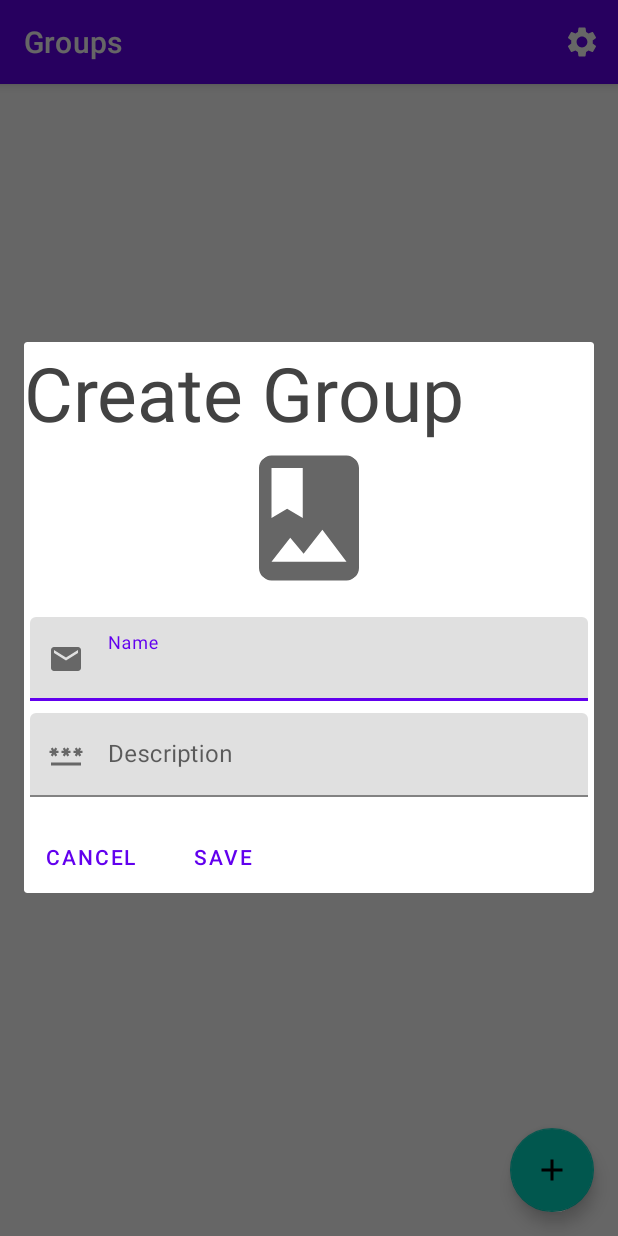
After one commit to AlanDSilva/android-chats, an Android app: the fragment NewGroupDialogFragment placed in its activity, on a phone screen of 412 x 824 dp. The commit adds this screen. Run offline under Robolectric (Android 15) with nearby library versions, the light colour scheme and no system bars; our stand-ins replace Firebase (no records; nobody signed in at launch, a user with empty details on screens opened directly), navigation-ui; pictures from the network do not load.

Commit message:
can create group

```diff
--- a/app/build.gradle
+++ b/app/build.gradle
@@ -3,6 +3,7 @@ plugins {
     id 'kotlin-android'
     id 'com.google.gms.google-services'
     id 'androidx.navigation.safeargs.kotlin'
+    id 'kotlin-kapt'
 }
 
 android {
@@ -64,4 +65,7 @@ dependencies {
     implementation 'com.google.firebase:firebase-storage-ktx'
     // FirebaseUI Storage only
     implementation 'com.firebaseui:firebase-ui-storage:6.4.0'
+
+    implementation 'com.github.bumptech.glide:glide:4.12.0'
+    kapt 'com.github.bumptech.glide:compiler:4.12.0'
 }
--- a/app/src/main/java/fi/alandasilva/chat/fragments/group/GroupFragment.kt
+++ b/app/src/main/java/fi/alandasilva/chat/fragments/group/GroupFragment.kt
@@ -8,6 +8,7 @@ import androidx.lifecycle.observe
 import androidx.navigation.fragment.findNavController
 import fi.alandasilva.chat.R
 import fi.alandasilva.chat.databinding.FragmentGroupBinding
+import fi.alandasilva.chat.fragments.login.LoginDialogFragment
 import fi.alandasilva.chat.viewmodel.ChatViewModel
 
 /**
@@ -43,6 +44,12 @@ class GroupFragment : Fragment() {
         viewModel.groups.observe(viewLifecycleOwner) {groups ->
             binding.recyclerView.adapter = ItemAdapter(groups, findNavController())
         }
+
+        binding.fab.setOnClickListener {
+            val newGroupDialogFragment =
+                NewGroupDialogFragment()
+            newGroupDialogFragment.show(childFragmentManager, "signup")
+        }
     }
 
     override fun onCreateOptionsMenu(menu: Menu, inflater: MenuInflater) {
--- /dev/null
+++ b/app/src/main/java/fi/alandasilva/chat/fragments/group/NewGroupDialogFragment.kt
@@ -0,0 +1,78 @@
+package fi.alandasilva.chat.fragments.group
+
+import android.app.Activity
+import android.content.ActivityNotFoundException
+import android.content.Intent
+import android.graphics.Bitmap
+import android.graphics.drawable.BitmapDrawable
+import android.os.Bundle
+import android.provider.MediaStore
+import android.util.Log
+import android.view.LayoutInflater
+import android.view.View
+import android.view.ViewGroup
+import androidx.fragment.app.DialogFragment
+import androidx.fragment.app.activityViewModels
+import fi.alandasilva.chat.viewmodel.ChatViewModel
+import fi.alandasilva.chat.databinding.FragmentNewGroupDialogBinding
+import java.io.ByteArrayOutputStream
+
+
+class NewGroupDialogFragment : DialogFragment() {
+    private val TAG = "LoginDialogFragment"
+    private val REQUEST_IMAGE_FILE = 1
+
+    //View Model
+    private val viewModel: ChatViewModel by activityViewModels()
+
+    private var _binding: FragmentNewGroupDialogBinding? = null
+    val binding get() = _binding!!
+
+
+    override fun onCreateView(
+        inflater: LayoutInflater,
+        container: ViewGroup?,
+        savedInstanceState: Bundle?
+    ): View? {
+        // Inflate the layout for this fragment
+        _binding = FragmentNewGroupDialogBinding.inflate(inflater, container, false)
+        return binding.root
+    }
+
+    override fun onViewCreated(view: View, savedInstanceState: Bundle?) {
+        super.onViewCreated(view, savedInstanceState)
+
+        //Set click listeners
+        binding.imageView.setOnClickListener { choosePic() }
+        binding.cancelButton.setOnClickListener{ dialog?.cancel()}
+        binding.saveButton.setOnClickListener { savePic() }
+
+    }
+
+    private fun savePic() {
+        val bitmap = (binding.imageView.drawable as BitmapDrawable).bitmap
+        val baos = ByteArrayOutputStream()
+        bitmap.compress(Bitmap.CompressFormat.JPEG, 100, baos)
+
+        val data = baos.toByteArray()
+        val name = binding.nameEdit.text.toString()
+
+        viewModel.addGroup(data, binding.nameEdit.text.toString())
+    }
+
+    private fun choosePic() {
+        val gallery = Intent(Intent.ACTION_PICK, MediaStore.Images.Media.INTERNAL_CONTENT_URI)
+        try {
+            startActivityForResult(gallery, REQUEST_IMAGE_FILE)
+        } catch (e: ActivityNotFoundException) {
+            // display error state to the user
+        }
+    }
+
+    override fun onActivityResult(requestCode: Int, resultCode: Int, data: Intent?) {
+        if (requestCode == REQUEST_IMAGE_FILE && resultCode == Activity.RESULT_OK) {
+            val imageUri = data?.data
+            binding.imageView.setImageURI(imageUri)
+        }
+    }
+}
--- /dev/null
+++ b/app/src/main/res/drawable/ic_baseline_add_24.xml
@@ -0,0 +1,10 @@
+<vector xmlns:android="http://schemas.android.com/apk/res/android"
+    android:width="24dp"
+    android:height="24dp"
+    android:viewportWidth="24"
+    android:viewportHeight="24"
+    android:tint="?attr/colorControlNormal">
+  <path
+      android:fillColor="@android:color/white"
+      android:pathData="M19,13h-6v6h-2v-6H5v-2h6V5h2v6h6v2z"/>
+</vector>
--- /dev/null
+++ b/app/src/main/res/drawable/ic_baseline_photo_album_24.xml
@@ -0,0 +1,10 @@
+<vector xmlns:android="http://schemas.android.com/apk/res/android"
+    android:width="24dp"
+    android:height="24dp"
+    android:viewportWidth="24"
+    android:viewportHeight="24"
+    android:tint="?attr/colorControlNormal">
+  <path
+      android:fillColor="@android:color/white"
+      android:pathData="M18,2L6,2c-1.1,0 -2,0.9 -2,2v16c0,1.1 0.9,2 2,2h12c1.1,0 2,-0.9 2,-2L20,4c0,-1.1 -0.9,-2 -2,-2zM6,4h5v8l-2.5,-1.5L6,12L6,4zM6,19l3,-3.86 2.14,2.58 3,-3.86L18,19L6,19z"/>
+</vector>
--- a/app/src/main/res/layout/fragment_group.xml
+++ b/app/src/main/res/layout/fragment_group.xml
@@ -12,4 +12,11 @@
         android:layout_height="match_parent"
         app:layoutManager="androidx.recyclerview.widget.LinearLayoutManager"/>
 
+        <com.google.android.material.floatingactionbutton.FloatingActionButton
+            android:id="@+id/fab"
+            android:layout_width="wrap_content"
+            android:layout_height="wrap_content"
+            android:layout_gravity="bottom|end"
+            android:layout_margin="@dimen/fab_margin"
+            app:srcCompat="@drawable/ic_baseline_add_24" />
 </FrameLayout>
--- /dev/null
+++ b/app/src/main/res/layout/fragment_new_group_dialog.xml
@@ -0,0 +1,78 @@
+<?xml version="1.0" encoding="utf-8"?>
+<LinearLayout xmlns:android="http://schemas.android.com/apk/res/android"
+    xmlns:tools="http://schemas.android.com/tools"
+    android:layout_width="match_parent"
+    android:layout_height="match_parent"
+    android:orientation="vertical"
+    xmlns:app="http://schemas.android.com/apk/res-auto"
+    tools:context=".fragments.group.NewGroupDialogFragment">
+
+    <TextView
+        android:id="@+id/title"
+        android:layout_width="400dp"
+        android:layout_height="wrap_content"
+        android:textSize="50dp"
+        android:textColor="@color/cardview_dark_background"
+        android:text="Create Group"/>
+
+    <com.google.android.material.imageview.ShapeableImageView
+        android:id="@+id/image_view"
+        android:layout_width="100dp"
+        android:layout_height="100dp"
+        android:layout_gravity="center"
+        app:shapeAppearanceOverlay="@style/circleImageView"
+        app:srcCompat="@drawable/ic_baseline_photo_album_24" />
+
+    <com.google.android.material.textfield.TextInputLayout
+        android:layout_width="match_parent"
+        android:layout_height="wrap_content"
+        app:startIconDrawable="@drawable/ic_baseline_mail_24">
+        <com.google.android.material.textfield.TextInputEditText
+            android:id="@+id/name_edit"
+            android:inputType="textEmailAddress"
+            android:layout_width="match_parent"
+            android:layout_height="wrap_content"
+            android:layout_marginTop="16dp"
+            android:layout_marginLeft="4dp"
+            android:layout_marginRight="4dp"
+            android:layout_marginBottom="4dp"
+            android:hint="Name" />
+    </com.google.android.material.textfield.TextInputLayout>
+
+    <com.google.android.material.textfield.TextInputLayout
+        android:layout_width="match_parent"
+        android:layout_height="wrap_content"
+        app:startIconDrawable="@drawable/ic_baseline_password_24">
+        <com.google.android.material.textfield.TextInputEditText
+            android:id="@+id/description_edit"
+            android:inputType="textMultiLine"
+            android:layout_width="match_parent"
+            android:layout_height="wrap_content"
+            android:layout_marginTop="4dp"
+            android:layout_marginLeft="4dp"
+            android:layout_marginRight="4dp"
+            android:layout_marginBottom="16dp"
+            android:fontFamily="sans-serif"
+            android:hint="Description"/>
+    </com.google.android.material.textfield.TextInputLayout>
+
+    <LinearLayout
+        android:layout_width="match_parent"
+        android:layout_height="wrap_content"
+        android:orientation="horizontal">
+        <com.google.android.material.button.MaterialButton
+            android:id="@+id/cancel_button"
+            android:layout_width="wrap_content"
+            android:layout_height="wrap_content"
+            android:text="Cancel"
+            style="@style/Widget.MaterialComponents.Button.TextButton"/>
+
+        <com.google.android.material.button.MaterialButton
+            android:id="@+id/save_button"
+            style="@style/Widget.MaterialComponents.Button.TextButton"
+            android:layout_width="wrap_content"
+            android:layout_height="wrap_content"
+            android:text="Save" />
+    </LinearLayout>
+
+</LinearLayout>
--- a/app/src/main/res/navigation/nav_graph.xml
+++ b/app/src/main/res/navigation/nav_graph.xml
@@ -36,7 +36,7 @@
     <fragment
         android:id="@+id/SettingsFragments"
         android:name="fi.alandasilva.chat.fragments.settings.SettingsFragment"
-        android:label="fragment_settings"
+        android:label="Settings"
         tools:layout="@layout/fragment_settings">
         <action
             android:id="@+id/action_settingsFragment2_to_login"
@@ -47,6 +47,6 @@
     <fragment
         android:id="@+id/LoginFragment"
         android:name="fi.alandasilva.chat.fragments.login.LoginFragment"
-        android:label="fragment_login"
+        android:label="Login"
         tools:layout="@layout/fragment_login" />
 </navigation>
--- /dev/null
+++ b/app/src/main/res/values/styles.xml
@@ -0,0 +1,8 @@
+<?xml version="1.0" encoding="utf-8"?>
+<resources>
+
+    <style name="circleImageView" parent="">
+        <item name="cornerFamily">rounded</item>
+        <item name="cornerSize">50%</item>
+    </style>
+</resources>
--- a/build.gradle
+++ b/build.gradle
@@ -7,6 +7,7 @@ buildscript {
     repositories {
         google()
         jcenter()
+        mavenCentral()
     }
     dependencies {
         classpath "com.android.tools.build:gradle:4.1.1"
```
Also changed, not shown: app/src/main/java/fi/alandasilva/chat/fragments/group/ItemAdapter.kt (+20 -3 lines), app/src/main/java/fi/alandasilva/chat/fragments/group/MyAppGlideModule.kt (added, +19 -0 lines), app/src/main/java/fi/alandasilva/chat/viewmodel/ChatViewModel.kt (+28 -0 lines), app/src/main/res/layout/item_group.xml (+4 -17 lines).
